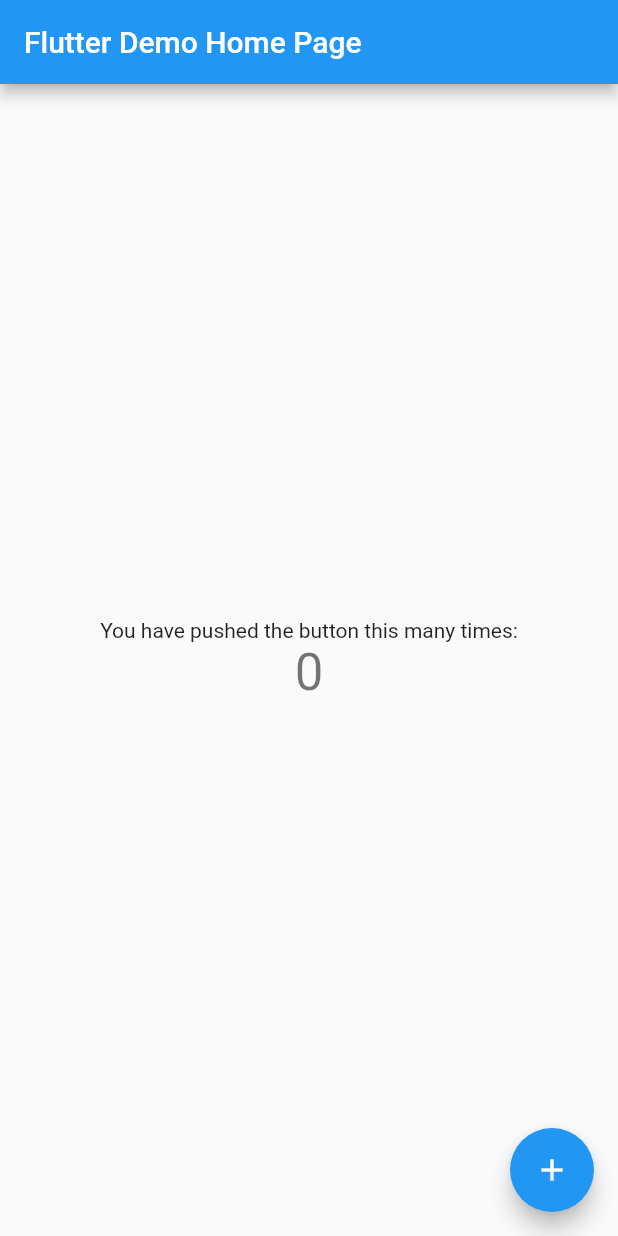
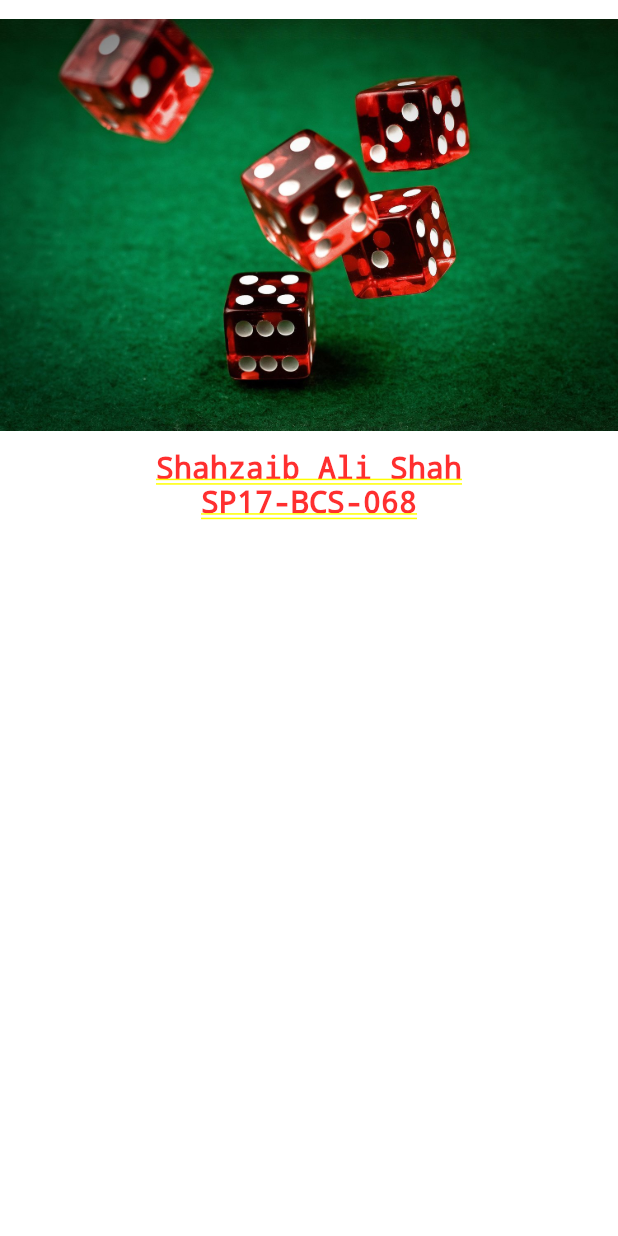
Before and after one commit to SHAHZAIB-prog/Shahzaib-Sp17-BCS-068, a Flutter app: the first screen one second after launch, on a phone screen of 412 x 824 dp. Run offline on Flutter 3.47's test engine with Material 2 defaults, Android fonts, the phone set to English and light mode, and no system bars.

```diff
--- a/lib/main.dart
+++ b/lib/main.dart
@@ -1,117 +1,77 @@
+import 'dart:async';
 import 'package:flutter/material.dart';
+import 'dart:ui';
+
 
 void main() {
-  runApp(MyApp());
+  runApp(SplashScreen());
 }
-
-class MyApp extends StatelessWidget {
-  // This widget is the root of your application.
+class SplashScreen extends StatelessWidget {
   @override
   Widget build(BuildContext context) {
     return MaterialApp(
-      title: 'Flutter Demo',
+      title: 'Splash Screen',
       theme: ThemeData(
-        // This is the theme of your application.
-        //
-        // Try running your application with "flutter run". You'll see the
-        // application has a blue toolbar. Then, without quitting the app, try
-        // changing the primarySwatch below to Colors.green and then invoke
-        // "hot reload" (press "r" in the console where you ran "flutter run",
-        // or simply save your changes to "hot reload" in a Flutter IDE).
-        // Notice that the counter didn't reset back to zero; the application
-        // is not restarted.
-        primarySwatch: Colors.blue,
-        // This makes the visual density adapt to the platform that you run
-        // the app on. For desktop platforms, the controls will be smaller and
-        // closer together (more dense) than on mobile platforms.
-        visualDensity: VisualDensity.adaptivePlatformDensity,
+        primarySwatch: Colors.green,
       ),
-      home: MyHomePage(title: 'Flutter Demo Home Page'),
+      home: MyHomePage(),
+      debugShowCheckedModeBanner: false,
     );
   }
 }
 
+
 class MyHomePage extends StatefulWidget {
-  MyHomePage({Key key, this.title}) : super(key: key);
-
-  // This widget is the home page of your application. It is stateful, meaning
-  // that it has a State object (defined below) that contains fields that affect
-  // how it looks.
-
-  // This class is the configuration for the state. It holds the values (in this
-  // case the title) provided by the parent (in this case the App widget) and
-  // used by the build method of the State. Fields in a Widget subclass are
-  // always marked "final".
-
-  final String title;
-
   @override
   _MyHomePageState createState() => _MyHomePageState();
 }
 
 class _MyHomePageState extends State<MyHomePage> {
-  int _counter = 0;
-
-  void _incrementCounter() {
-    setState(() {
-      // This call to setState tells the Flutter framework that something has
-      // changed in this State, which causes it to rerun the build method below
-      // so that the display can reflect the updated values. If we changed
-      // _counter without calling setState(), then the build method would not be
-      // called again, and so nothing would appear to happen.
-      _counter++;
-    });
-  }
-
+  @override
+  void initState() {
+    super.initState();
+    Timer(
+        Duration(seconds: 6),
+            () => Navigator.pushReplacement(
+            context, MaterialPageRoute(builder: (context) => QuizApp())));
+  } //<- Creates an object that fetches an image.
+  // var image = new Image(
+  //     image: AssetImage(
+  //         'asset/quiz.png'),
+  //     height:300);
   @override
   Widget build(BuildContext context) {
-    // This method is rerun every time setState is called, for instance as done
-    // by the _incrementCounter method above.
-    //
-    // The Flutter framework has been optimized to make rerunning build methods
-    // fast, so that you can just rebuild anything that needs updating rather
-    // than having to individually change instances of widgets.
-    return Scaffold(
-      appBar: AppBar(
-        // Here we take the value from the MyHomePage object that was created by
-        // the App.build method, and use it to set our appbar title.
-        title: Text(widget.title),
-      ),
-      body: Center(
-        // Center is a layout widget. It takes a single child and positions it
-        // in the middle of the parent.
+    return Container(
+        color: Colors.white,
         child: Column(
-          // Column is also a layout widget. It takes a list of children and
-          // arranges them vertically. By default, it sizes itself to fit its
-          // children horizontally, and tries to be as tall as its parent.
-          //
-          // Invoke "debug painting" (press "p" in the console, choose the
-          // "Toggle Debug Paint" action from the Flutter Inspector in Android
-          // Studio, or the "Toggle Debug Paint" command in Visual Studio Code)
-          // to see the wireframe for each widget.
-          //
-          // Column has various properties to control how it sizes itself and
-          // how it positions its children. Here we use mainAxisAlignment to
-          // center the children vertically; the main axis here is the vertical
-          // axis because Columns are vertical (the cross axis would be
-          // horizontal).
-          mainAxisAlignment: MainAxisAlignment.center,
           children: <Widget>[
-            Text(
-              'You have pushed the button this many times:',
-            ),
-            Text(
-              '$_counter',
-              style: Theme.of(context).textTheme.headline4,
-            ),
+            Image(
+                image: AssetImage(
+                    'images/dice.jpg'),
+                height:300),
+            Text("Shahzaib Ali Shah",style:TextStyle(fontSize: 20)),
+            Text("SP17-BCS-068",style:TextStyle(fontSize: 20)),
+            SizedBox(height: 10,),
           ],
-        ),
-      ),
-      floatingActionButton: FloatingActionButton(
-        onPressed: _incrementCounter,
-        tooltip: 'Increment',
-        child: Icon(Icons.add),
-      ), // This trailing comma makes auto-formatting nicer for build methods.
+        )
     );
   }
 }
+
+class QuizApp extends StatelessWidget {
+  @override
+  Widget build(BuildContext context) {
+    return MaterialApp(
+      home: Scaffold(
+        backgroundColor: Colors.amber,
+        body: SafeArea(
+            child: Text("Loading")
+          // Padding(
+          //   // padding: EdgeInsets.symmetric(horizontal: 10.0),
+          //   child: QuizPage(),
+          // ),
+        ),
+      ),
+    );
+  }
+}
--- a/pubspec.yaml
+++ b/pubspec.yaml
@@ -29,6 +29,7 @@ dependencies:
   # Use with the CupertinoIcons class for iOS style icons.
   cupertino_icons: ^1.0.0
 
+
 dev_dependencies:
   flutter_test:
     sdk: flutter
@@ -45,8 +46,8 @@ flutter:
   uses-material-design: true
 
   # To add assets to your application, add an assets section, like this:
-  # assets:
-  #   - images/a_dot_burr.jpeg
+  assets:
+     - images/dice.jpg
   #   - images/a_dot_ham.jpeg
 
   # An image asset can refer to one or more resolution-specific "variants", see
```
Also changed, not shown: images/dice.jpg (added).
